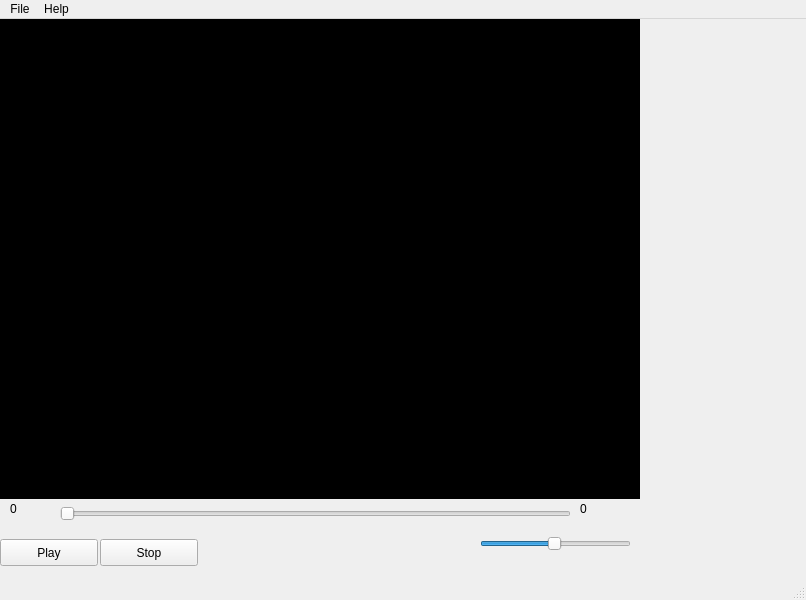
Old version of the form TheApp/clientUi.ui in the repository krishna0512/drf.
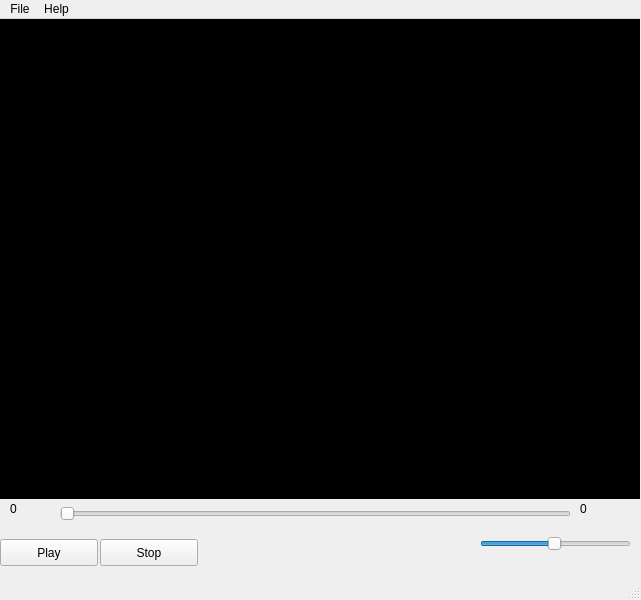
New version of the form.

The edit to the form file:
```diff
--- a/TheApp/clientUi.ui
+++ b/TheApp/clientUi.ui
@@ -6,7 +6,7 @@
    <rect>
     <x>0</x>
     <y>0</y>
-    <width>806</width>
+    <width>641</width>
     <height>600</height>
    </rect>
   </property>
@@ -220,7 +220,7 @@
     <rect>
      <x>0</x>
      <y>0</y>
-     <width>806</width>
+     <width>641</width>
      <height>25</height>
     </rect>
    </property>
```
Left out of the diff: 6 changed lines with no effect on the pictures.
